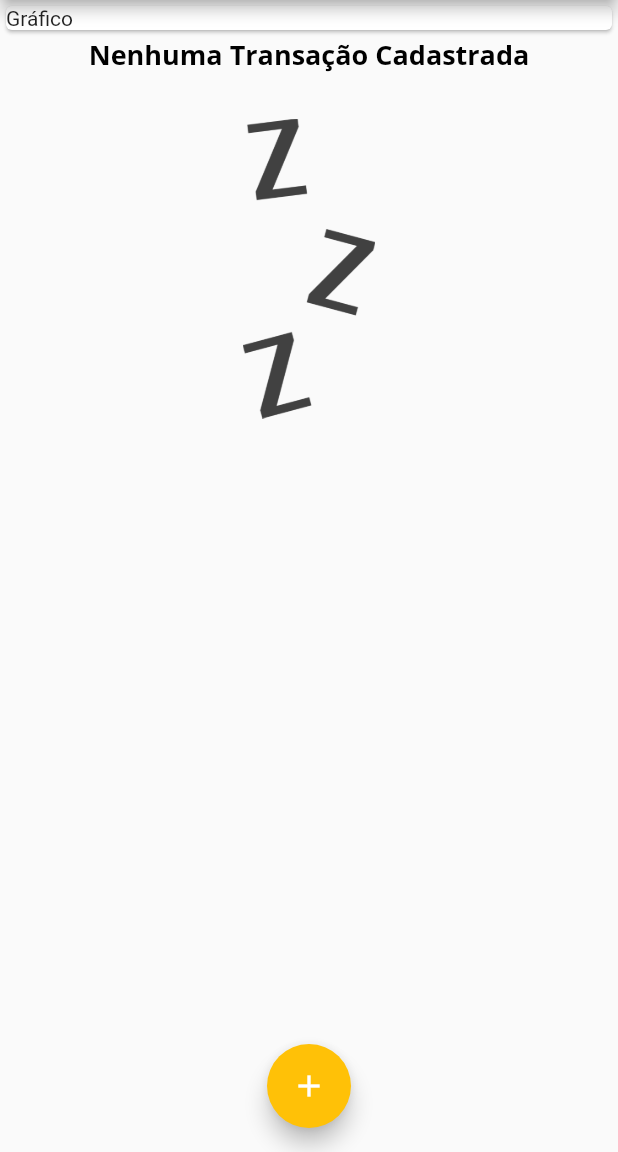
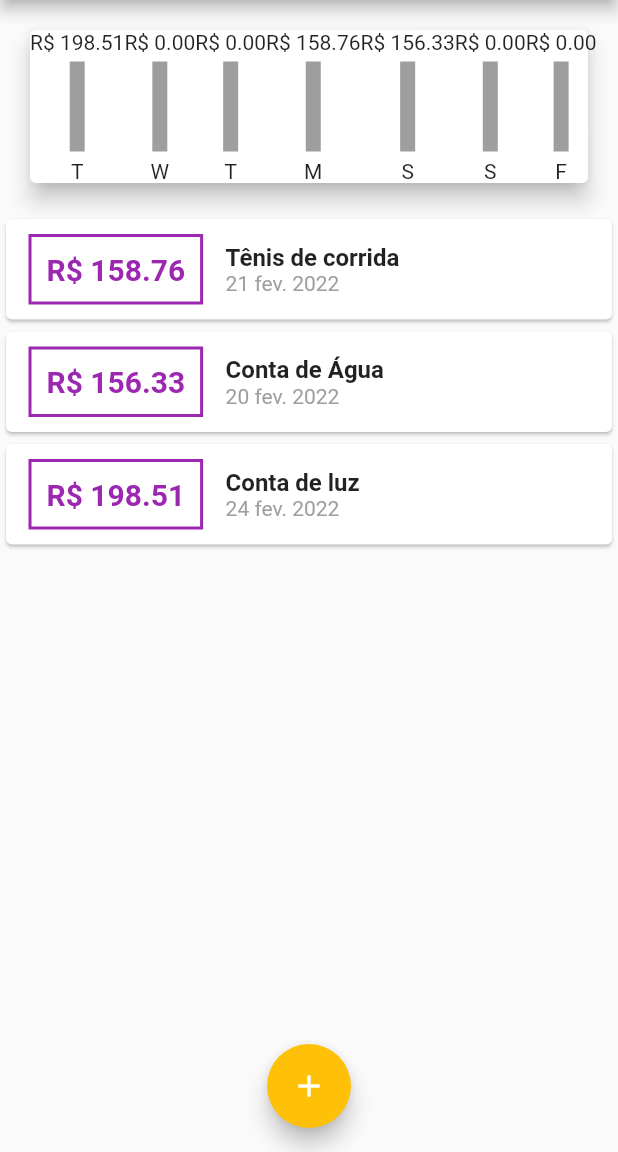
Before and after one commit to ravelsoares/expenses, a Flutter app: the screen it shows after launch, on a phone screen of 412 x 824 dp, the part 84-1236 px from its top. Run offline on Flutter 3.47's test engine with Material 2 defaults, Android fonts, the phone set to English and light mode, and no system bars.

Commit message:
Iniciando gráfico de gastos

```diff
--- /dev/null
+++ b/lib/components/chart.dart
@@ -0,0 +1,55 @@
+import 'package:expenses/components/chart_bar.dart';
+import 'package:expenses/models/transaction.dart';
+import 'package:flutter/material.dart';
+import 'package:intl/intl.dart';
+
+class Chart extends StatelessWidget {
+  Chart(this.recentTransaction, {Key? key}) : super(key: key);
+
+  final List<Transaction> recentTransaction;
+
+  List<Map<String, Object>> get groupedTransactions {
+    return List.generate(7, (index) {
+      final weekDay = DateTime.now().subtract(
+        Duration(days: index),
+      );
+
+      double totalSum = 0.0;
+
+      for (var i = 0; i < recentTransaction.length; i++) {
+        bool sameDay = recentTransaction[i].date.day == weekDay.day;
+        bool sameMonth = recentTransaction[i].date.month == weekDay.month;
+        bool sameYear = recentTransaction[i].date.year == weekDay.year;
+
+        if (sameDay && sameMonth && sameYear) {
+          totalSum += recentTransaction[i].value;
+        }
+      }
+
+      print(DateFormat.E('pt_br').format(weekDay)[0].toUpperCase());
+      print(totalSum);
+
+      return {
+        'day': DateFormat.E().format(weekDay)[0],
+        'value': totalSum,
+      };
+    });
+  }
+
+  @override
+  Widget build(BuildContext context) {
+    groupedTransactions;
+    return Card(
+      elevation: 6,
+      margin: const EdgeInsets.all(20),
+      child: Row(
+        children: groupedTransactions.map((tr) {
+          return ChartBar(
+              label: tr['day'].toString(),
+              value: tr['value'] as double,
+              percentage: 0.5);
+        }).toList(),
+      ),
+    );
+  }
+}
--- /dev/null
+++ b/lib/components/chart_bar.dart
@@ -0,0 +1,31 @@
+import 'package:flutter/material.dart';
+
+class ChartBar extends StatelessWidget {
+  const ChartBar(
+      {required this.label,
+      required this.value,
+      required this.percentage,
+      Key? key})
+      : super(key: key);
+
+  final String label;
+  final double value;
+  final double percentage;
+
+  @override
+  Widget build(BuildContext context) {
+    return Column(
+      children: [
+        Text('R\$ ${value.toStringAsFixed(2)}'),
+        SizedBox(height: 5),
+        Container(
+          height: 60,
+          width: 10,
+          color: Colors.grey,
+        ),
+        SizedBox(height: 5),
+        Text('${label}'),
+      ],
+    );
+  }
+}
--- a/lib/screens/home_screen.dart
+++ b/lib/screens/home_screen.dart
@@ -1,3 +1,4 @@
+import 'package:expenses/components/chart.dart';
 import 'package:expenses/components/transaction_form.dart';
 import 'package:expenses/components/transaction_list.dart';
 import 'package:expenses/models/transaction.dart';
@@ -12,7 +13,33 @@ class HomeScreen extends StatefulWidget {
 }
 
 class _HomeScreenState extends State<HomeScreen> {
-  final List<Transaction> _transactions = [];
+  final List<Transaction> _transactions = [
+    Transaction(
+      id: 't0',
+      title: 'Tênis de corrida',
+      value: 158.76,
+      date: DateTime.now().subtract(Duration(days: 3)),
+    ),
+    Transaction(
+      id: 't1',
+      title: 'Conta de Água',
+      value: 156.33,
+      date: DateTime.now().subtract(Duration(days: 4)),
+    ),
+    Transaction(
+      id: 't2',
+      title: 'Conta de luz',
+      value: 198.51,
+      date: DateTime.now(),
+    ),
+  ];
+
+  List<Transaction> get _recentTransaction {
+    return _transactions.where((transaction) {
+      return transaction.date
+          .isAfter(DateTime.now().subtract(const Duration(days: 7)));
+    }).toList();
+  }
 
   _addTransaction(String title, double value) {
     final newTransaction = Transaction(
@@ -52,12 +79,7 @@ class _HomeScreenState extends State<HomeScreen> {
         child: Column(
           crossAxisAlignment: CrossAxisAlignment.stretch,
           children: [
-            Container(
-              width: double.infinity,
-              child: Card(
-                child: Text('Gráfico'),
-              ),
-            ),
+            Chart(_recentTransaction),
             TransactionList(_transactions),
           ],
         ),
```
